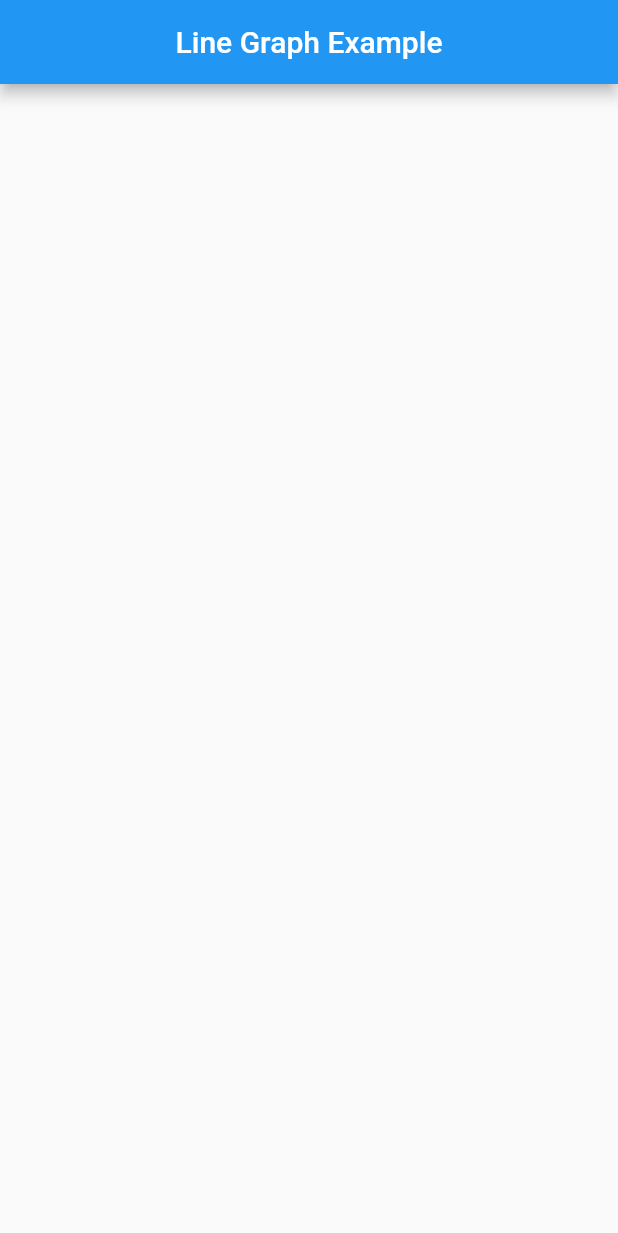
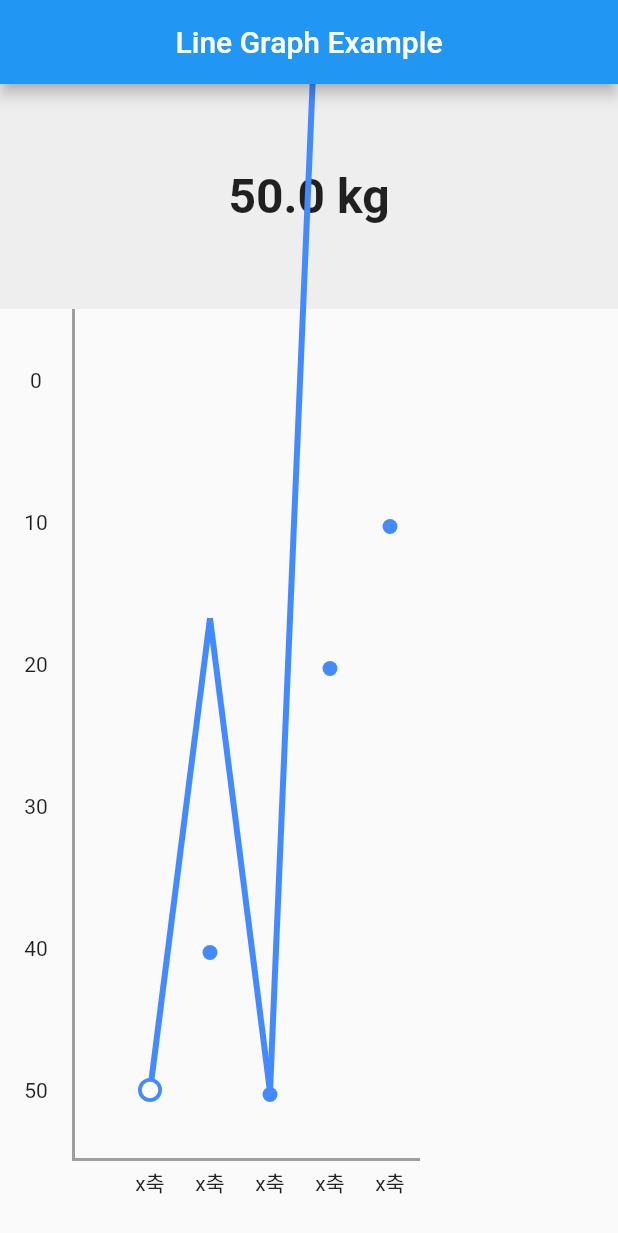
Before and after one commit to mincheol-shin/line_graph, a Flutter app: the screen it shows after launch, on a phone screen of 412 x 824 dp. Shown: the top 1233 px of the screen. Run offline on Flutter 3.47's test engine with Material 2 defaults, Android fonts, the phone set to English and light mode, and no system bars.

Commit message:
🐛 Remove graph component initialization issue

```diff
--- a/example/lib/main.dart
+++ b/example/lib/main.dart
@@ -8,7 +8,16 @@ void main() {
   runApp(MaterialApp(home: LineGraphExample()));
 }
 
-class LineGraphExample extends StatelessWidget {
+class LineGraphExample extends StatefulWidget {
+  @override
+  _LineGraphExampleState createState() => _LineGraphExampleState();
+}
+
+class _LineGraphExampleState extends State<LineGraphExample> {
+  double _weight = 50.0;
+
+  List<double> _data = [10, 20, 10, 40, 50];
+
   @override
   Widget build(BuildContext context) {
     return Scaffold(
@@ -16,6 +25,21 @@ class LineGraphExample extends StatelessWidget {
           title: Text("Line Graph Example"),
           centerTitle: true,
         ),
-        body: Container());
+        body: Column(
+          children: [
+            Container(
+              height: 150.0,
+              alignment: Alignment.center,
+              color: Colors.grey[200],
+              child: Text(
+                "$_weight kg",
+                style: TextStyle(fontSize: 32.0, fontWeight: FontWeight.w700),
+              ),
+            ),
+            LineGraphWidget(
+              data: _data,
+            ),
+          ],
+        ));
   }
 }
--- a/example/pubspec.yaml
+++ b/example/pubspec.yaml
@@ -1,5 +1,6 @@
 name: line_graph_example
 description: Demonstrates how to use the line_graph plugin.
+version: 0.0.1
 
 # The following line prevents the package from being accidentally published to
 # pub.dev using `pub publish`. This is preferred for private packages.
--- a/lib/line_graph.dart
+++ b/lib/line_graph.dart
@@ -1,13 +1 @@
-
-
-
-
-
-import 'package:flutter/material.dart';
-
-class LineGraph extends StatelessWidget {
-  @override
-  Widget build(BuildContext context) {
-    return Container();
-  }
-}
+export 'src/line_graph_widget.dart';
--- /dev/null
+++ b/lib/src/line_graph_widget.dart
@@ -0,0 +1,210 @@
+import 'package:flutter/material.dart';
+import 'package:line_graph/src/line_graph_painter.dart';
+
+class LineGraphWidget extends StatefulWidget {
+  LineGraphWidget({
+    this.data = const [],
+  }) : super();
+  final List<double> data;
+
+  @override
+  _LineGraphWidgetState createState() => _LineGraphWidgetState();
+}
+
+class _LineGraphWidgetState extends State<LineGraphWidget> {
+  GlobalKey _key = GlobalKey();
+  bool _isLoading = false;
+
+  /// 선택된 그래프 포인트
+  int _selectedIndex = 0;
+
+  /// 사용가능한 그래프 영역 높이
+  double _graphHeight = 0.0;
+
+  /// 각 y축이 가지는 높이
+  double _yBoxHeight = 0;
+
+  /// y축 default 높이값
+  double _yAxisHeight = 100.0;
+
+  /// y축 증가값
+  double _yAxisSpacing = 15.0;
+
+  double _maxY = 0.0;
+  double _minY = 0.0;
+
+  Size? _getGraphSize() {
+    return _key.currentContext?.size;
+  }
+
+  void _setGraph() {
+      _maxY = widget.data.fold(0, (previousValue, element) => previousValue > element ? previousValue : element);
+      _minY = widget.data.fold(0, (previousValue, element) => previousValue < element ? previousValue : element);
+      _maxY += 0.5;
+      _minY += 0.5;
+      _graphHeight = _getGraphSize()!.height;
+      /// (_graphHeight ~/ _yAxisHeight) : 그래프 영역을 일정 크기로 나눠주어 총 몇개의 영역으로 나뉘는지 계산
+      /// (_graphHeight - 50.0) : 그래프 영역에서 x축 영역을 제거
+      /// x축의 높이를 제거 한 영역의 크기를 들어갈 수 있는 영역 개수로 나눠주어 y축 한 개의 크기를 계산
+      _yBoxHeight = (_graphHeight - 50.0) / (_graphHeight ~/ _yAxisHeight);
+      _yAxisSpacing = (_maxY - _minY) / (_graphHeight ~/ _yAxisHeight - 1);
+  }
+
+
+
+  @override
+  Widget build(BuildContext context) {
+
+    WidgetsBinding.instance!.addPostFrameCallback((_) {
+      if ((_getGraphSize() != null && _isLoading == false) || _getGraphSize()!.height != _graphHeight) {
+        _setGraph();
+        setState(() {
+          _isLoading = true;
+        });
+      }
+    });
+
+    return Flexible(
+      fit: FlexFit.tight,
+      key: _key,
+      child: _graphHeight > 0
+          ? Stack(
+        children: [
+          SingleChildScrollView(
+            child: RepaintBoundary(
+              child: CustomPaint(
+                painter: LineGraphPainter(height: _graphHeight,
+                    data: widget.data,
+                    minY: 10,
+                    yAxisSpacing: 3,
+                    yBoxHeight: _yBoxHeight),
+                isComplex: true,
+                willChange: false,
+
+                /// 54.0 = 첫 지점 여백 30.0 + 우측 마지막 여백 24.0
+                size: Size(widget.data.length * 40.0 + 54.0, _graphHeight),
+              ),
+            ),
+            scrollDirection: Axis.horizontal,
+            // controller: _chartController,
+          ),
+          ListView.builder(
+            scrollDirection: Axis.horizontal,
+            // controller: _scrollController,
+            itemBuilder: (context, index) {
+              return Row(
+                children: [
+
+                  /// y축
+                  Visibility(
+                    visible: index == 0,
+                    child: Padding(
+                      padding: const EdgeInsets.only(bottom: 50.0),
+                      child: Container(
+                        width: 50.0,
+                        decoration: BoxDecoration(
+                          border: Border(right: BorderSide(color: Colors.grey, width: 2.0)),
+                        ),
+                        child: Column(
+                          children: [
+                            for (int i = 0; i < _graphHeight ~/ _yAxisHeight; i++)
+                              Container(
+                                height: _yBoxHeight,
+                                alignment: Alignment.center,
+                                child: Text("${(_yAxisSpacing * (i)).toInt()}"),
+                              ),
+                          ],
+                        ),
+                      ),
+                    ),
+                  ),
+
+                  /// 첫 지점 간격 조절
+                  if (index == 0)
+                    Padding(
+                      padding: const EdgeInsets.only(bottom: 50.0),
+                      child: Container(
+                        width: 30.0,
+                        decoration: BoxDecoration(
+                          border: Border(
+                            bottom: BorderSide(color: Colors.grey, width: 2.0),
+                          ),
+                        ),
+                      ),
+                    ),
+
+                  /// 원 그리기
+                  GestureDetector(
+                    onLongPressStart: (_) {},
+                    onLongPress: () {},
+                    onTap: () {},
+                    child: Column(
+                      children: [
+                        Container(
+                          height: _graphHeight - 50.0,
+                          width: 40.0,
+                          decoration: BoxDecoration(
+                            border: Border(
+                              bottom: BorderSide(color: Colors.grey, width: 2.0),
+                            ),
+                          ),
+                          child: Stack(
+                            alignment: Alignment.center,
+                            children: [
+                              // DottedLine(
+                              //   dashColor: hexToColor("#F0F0F0"),
+                              //   lineThickness: 1,
+                              //   direction: Axis.vertical,
+                              // ),
+                              Positioned(
+                                bottom: (widget.data[index] - (10 - (_yAxisSpacing / 2))) * (_yBoxHeight / _yAxisSpacing) - 10.0,
+                                child: _selectedIndex == index
+                                    ? Container(
+                                  height: 16.0,
+                                  width: 16.0,
+                                  decoration: BoxDecoration(color: Colors.blueAccent, shape: BoxShape.circle),
+                                  padding: const EdgeInsets.all(2.5),
+                                  child: Container(
+                                    decoration: BoxDecoration(
+                                      color: Colors.white,
+                                      shape: BoxShape.circle,
+                                    ),
+                                  ),
+                                )
+                                    : Container(
+                                  width: 10.0,
+                                  height: 10.0,
+                                  decoration: BoxDecoration(color: Colors.blueAccent, shape: BoxShape.circle),
+                                ),
+                              )
+                            ],
+                          ),
+                        ),
+
+                        /// x축 정보 입력 창
+                        Container(
+                          padding: const EdgeInsets.only(top: 4.0),
+                          height: 50.0,
+                          alignment: Alignment.topCenter,
+                          child: Text(
+                            "x축",
+                          ),
+                        ),
+                      ],
+                    ),
+                  ),
+
+                  if (index == widget.data.length - 1) SizedBox(width: 24.0),
+                ],
+              );
+            },
+            itemCount: widget.data.length,
+          ),
+        ],
+      )
+          : Center(
+        child: CircularProgressIndicator(),
+      ),
+    );
+  }
+}
```
